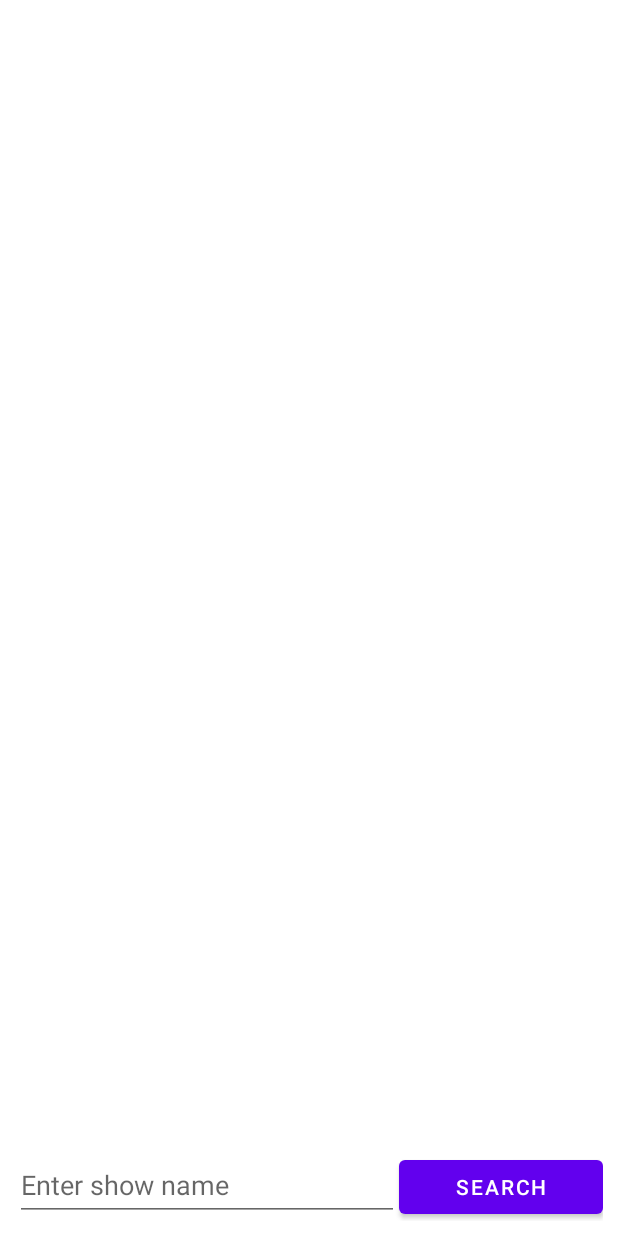
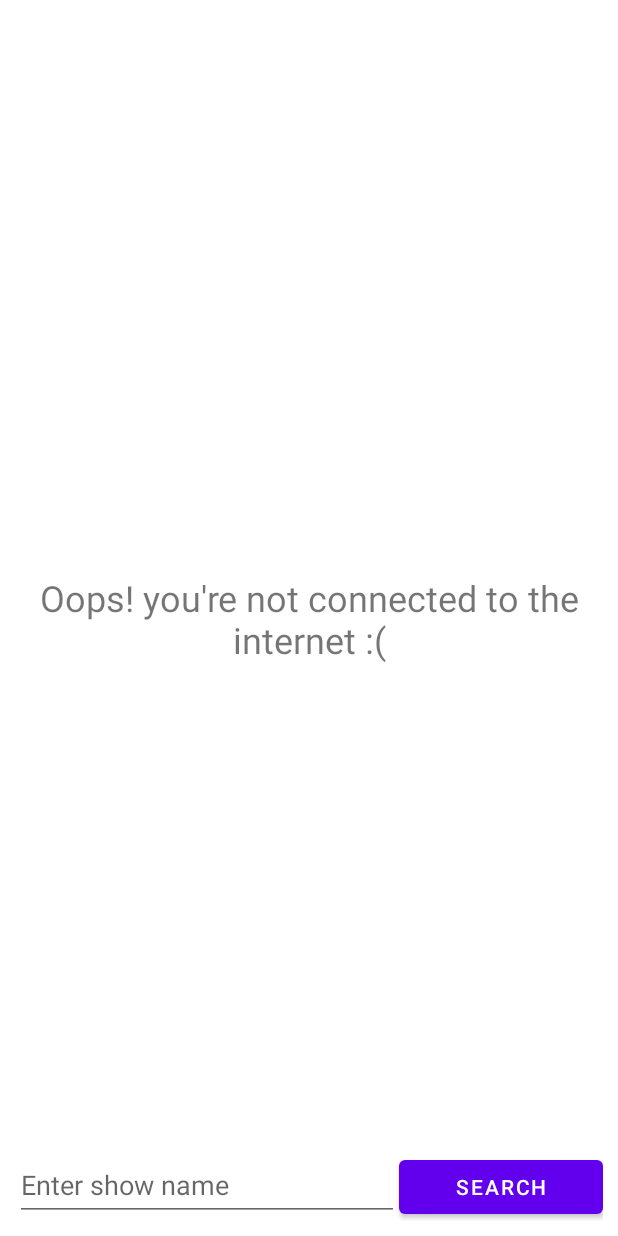
Before and after one commit to plateauh/Favorite-TV-Shows, an Android app: the layout fragment_a_p_i.xml on its own in the app's theme, with its tools: preview values and no code run, on a phone screen of 412 x 824 dp. Run offline under Robolectric (Android 15) with nearby library versions, the phone set to English and light mode, and no system bars.

Commit message:
internet connection

```diff
--- a/app/src/main/AndroidManifest.xml
+++ b/app/src/main/AndroidManifest.xml
@@ -2,6 +2,7 @@
 <manifest xmlns:android="http://schemas.android.com/apk/res/android"
     package="com.najed.najed">
 
+    <uses-permission android:name="android.permission.ACCESS_NETWORK_STATE" />
     <uses-permission android:name="android.permission.INTERNET" />
     <application
         android:allowBackup="true"
--- a/app/src/main/res/layout/fragment_a_p_i.xml
+++ b/app/src/main/res/layout/fragment_a_p_i.xml
@@ -6,18 +6,32 @@
     android:layout_height="match_parent"
     tools:context=".APIFragment">
 
+    <TextView
+        android:id="@+id/no_connection_tv"
+        android:layout_width="wrap_content"
+        android:layout_height="wrap_content"
+        android:text="Oops! you're not connected to the internet :("
+        android:textAlignment="center"
+        android:textSize="24sp"
+        android:visibility="invisible"
+        app:layout_constraintBottom_toBottomOf="parent"
+        app:layout_constraintEnd_toEndOf="parent"
+        app:layout_constraintStart_toStartOf="parent"
+        app:layout_constraintTop_toTopOf="parent"
+        tools:visibility="visible" />
+
     <androidx.recyclerview.widget.RecyclerView
         android:id="@+id/api_shows_rv"
         android:layout_width="match_parent"
         android:layout_height="0dp"
         android:layout_margin="5dp"
-        app:layout_constraintBottom_toTopOf="@+id/linearLayout2"
+        app:layout_constraintBottom_toTopOf="@+id/et_and_btn_ll"
         app:layout_constraintEnd_toEndOf="parent"
         app:layout_constraintStart_toStartOf="parent"
         app:layout_constraintTop_toTopOf="parent" />
 
     <LinearLayout
-        android:id="@+id/linearLayout2"
+        android:id="@+id/et_and_btn_ll"
         android:layout_width="match_parent"
         android:layout_height="wrap_content"
         android:layout_margin="10dp"
```
Also changed, not shown: app/src/main/java/com/najed/najed/APIFragment.kt (+24 -4 lines).
